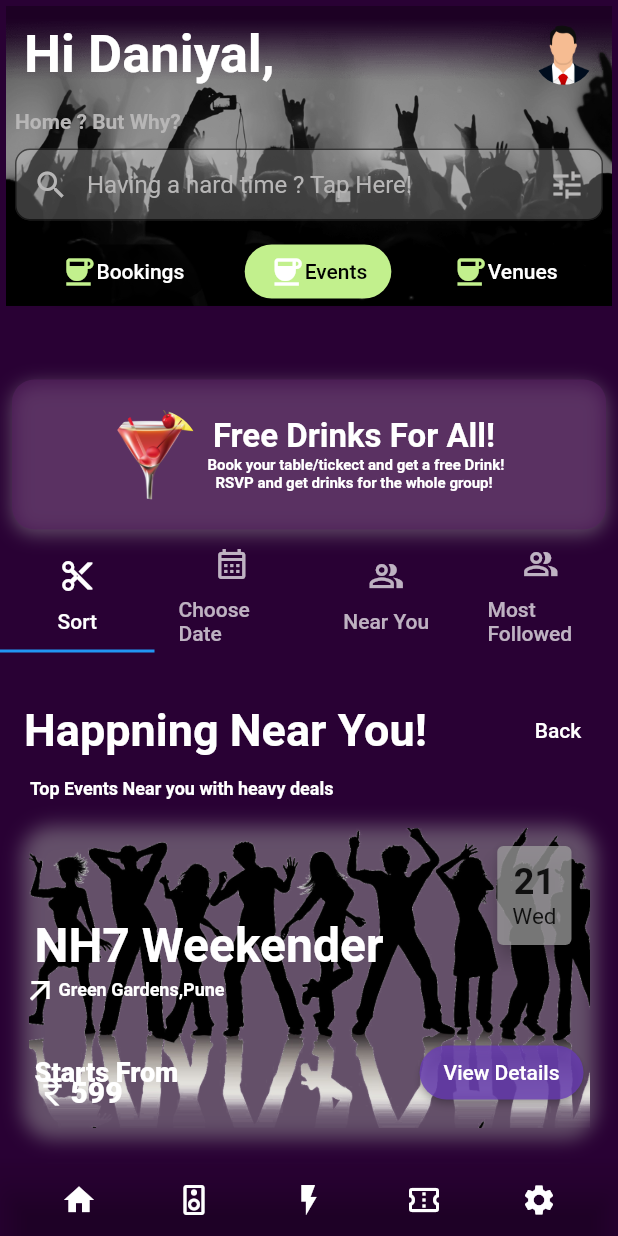
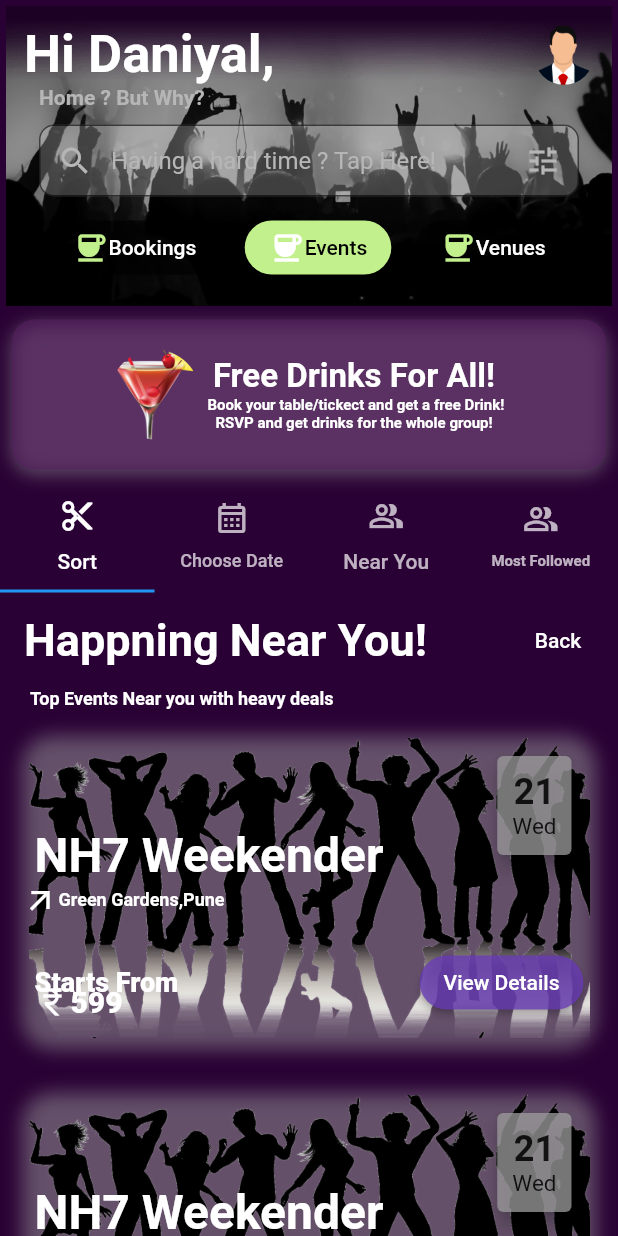
Before and after one commit to daniyalsyed1233/boozlo_, a Flutter app: the screen it shows after launch, after a tap on "Back", on a phone screen of 412 x 824 dp. Run offline on Flutter 3.47's test engine with Material 2 defaults, Android fonts, the phone set to English and light mode, and no system bars.

Commit message:
day3 completed

```diff
--- a/lib/hompage_widgets/profile_image.dart
+++ b/lib/hompage_widgets/profile_image.dart
@@ -33,6 +33,7 @@ class _ProfileImagesState extends State<ProfileImages> {
     return SingleChildScrollView(
       scrollDirection: Axis.horizontal,
       child: Row(
+        mainAxisAlignment: MainAxisAlignment.spaceBetween,
         children: List.generate(
           6,
           ((index) => Container(
--- a/lib/hompage_widgets/tab_button.dart
+++ b/lib/hompage_widgets/tab_button.dart
@@ -19,7 +19,10 @@ class _TabButtonState extends State<TabButton> {
               icon: Icon(Icons.cut_outlined),
             ),
             Tab(
-              child: Text("Choose Date"),
+              child: Text(
+                "Choose Date",
+                style: TextStyle(fontSize: 12),
+              ),
               icon: Icon(Icons.calendar_month_outlined),
             ),
             Tab(
@@ -27,7 +30,10 @@ class _TabButtonState extends State<TabButton> {
               icon: Icon(Icons.people_alt_outlined),
             ),
             Tab(
-              child: Text("Most Followed"),
+              child: Text(
+                "Most Followed",
+                style: TextStyle(fontSize: 10, fontWeight: FontWeight.bold),
+              ),
               icon: Icon(Icons.people_alt_outlined),
             ),
           ],
--- a/lib/pages/home_page.dart
+++ b/lib/pages/home_page.dart
@@ -17,8 +17,63 @@ class _HomePageState extends State<HomePage> {
   @override
   Widget build(BuildContext context) {
     return Scaffold(
-      bottomNavigationBar: BottomAppBar(
+      extendBodyBehindAppBar: true,
+      // bottomNavigationBar:
+      backgroundColor: Color.fromARGB(255, 41, 1, 52),
+      body: Center(
+        child: SingleChildScrollView(
+          child: Stack(
+            children: <Widget>[
+              Padding(
+                padding: const EdgeInsets.all(4.0),
+                child: Container(
+                  alignment: Alignment.topCenter,
+                  child: Image.asset(
+                    "assets/qq.png",
+                    height: 200,
+                    width: double.infinity,
+                    fit: BoxFit.cover,
+                    color: Colors.black.withOpacity(0.3),
+                    colorBlendMode: BlendMode.darken,
+                  ),
+                ),
+              ),
+              Container(
+                  // decoration: BoxDecoration(
+                  //     gradient: LinearGradient(colors: [
+                  //   Color.fromARGB(255, 62, 0, 72),
+                  //   Color.fromARGB(255, 76, 1, 77)
+                  // ])),
+                  alignment: Alignment.topCenter,
+                  child: const Column(
+                    children: [
+                      Card1(),
+                      Card2(),
+                      PartyDatesCard(),
+                      ArtistWidget(),
+                      ExclusiveEventWidget(),
+                      BottomBarWidget(),
+                    ],
+                  )),
+            ],
+          ),
+        ),
+      ),
+    );
+  }
+}
+
+class BottomBarWidget extends StatelessWidget {
+  const BottomBarWidget({
+    super.key,
+  });
+
+  @override
+  Widget build(BuildContext context) {
+    return BottomAppBar(
         color: Colors.transparent,
+        child: Padding(
+          padding: const EdgeInsets.symmetric(horizontal: 8.0),
           child: Row(
             mainAxisAlignment: MainAxisAlignment.spaceEvenly,
             children: [
@@ -53,38 +108,157 @@ class _HomePageState extends State<HomePage> {
                     color: Colors.white,
                   )),
             ],
+          ),
+        ));
+  }
+}
+
+class PartyDatesCard extends StatelessWidget {
+  const PartyDatesCard({
+    super.key,
+  });
+
+  @override
+  Widget build(BuildContext context) {
+    return Column(
+      children: [
+        PartyDates(),
+        PartyDates(),
+        PartyDates(),
+        PartyDates(),
+      ],
+    );
+  }
+}
+
+class ExclusiveEventWidget extends StatelessWidget {
+  const ExclusiveEventWidget({
+    super.key,
+  });
+
+  @override
+  Widget build(BuildContext context) {
+    return Column(
+      children: [
+        Padding(
+          padding: const EdgeInsets.all(8.0),
+          child: Container(
+            child: Row(
+              mainAxisAlignment: MainAxisAlignment.spaceBetween,
+              children: [
+                Text(
+                  "Exclusive Events",
+                  style: TextStyle(fontSize: 25, color: Colors.white),
+                ),
+                TextButton(
+                    onPressed: () {},
+                    child:
+                        Text("See All", style: TextStyle(color: Colors.white)))
+              ],
+            ),
+          ),
+        ),
+        ListCard()
+      ],
+    );
+  }
+}
+
+class ArtistWidget extends StatelessWidget {
+  const ArtistWidget({
+    super.key,
+  });
+
+  @override
+  Widget build(BuildContext context) {
+    return const SizedBox(
+      width: double.infinity,
+      child: Column(
+        crossAxisAlignment: CrossAxisAlignment.start,
+        children: [
+          Padding(
+            padding: EdgeInsets.only(left: 16.0),
+            child: Text("Sort By Artist",
+                style: TextStyle(
+                    color: Colors.white,
+                    fontWeight: FontWeight.bold,
+                    fontSize: 15.0)),
+          ),
+          ProfileImages(),
+        ],
+      ),
+    );
+  }
+}
+
+class Card2 extends StatelessWidget {
+  const Card2({
+    super.key,
+  });
+
+  @override
+  Widget build(BuildContext context) {
+    return Column(
+      children: [
+        //#2
+        DrinksCard(),
+        //3
+        TabButton(),
+        Padding(
+          padding: const EdgeInsets.all(8.0),
+          child: Container(
+            child: Row(
+              mainAxisAlignment: MainAxisAlignment.spaceBetween,
+              children: [
+                Padding(
+                  padding: const EdgeInsets.only(left: 8),
+                  child: Text("Happning Near You!",
+                      style: TextStyle(
+                          color: Colors.white,
+                          fontWeight: FontWeight.bold,
+                          fontSize: 30.0)),
+                ),
+                TextButton(
+                    onPressed: () {},
+                    child: Text(
+                      "Back",
+                      style: TextStyle(color: Colors.white),
                     )),
-      backgroundColor: Color.fromARGB(255, 41, 1, 52),
-      body: Center(
-        child: SingleChildScrollView(
-          child: Stack(
-            children: <Widget>[
-              Padding(
-                padding: const EdgeInsets.all(4.0),
-                child: Container(
-                  alignment: Alignment.topCenter,
-                  child: Image.asset(
-                    "assets/qq.png",
-                    height: 200,
-                    width: double.infinity,
-                    fit: BoxFit.cover,
-                    color: Colors.black.withOpacity(0.3),
-                    colorBlendMode: BlendMode.darken,
+              ],
             ),
           ),
         ),
         Container(
-                  // decoration: BoxDecoration(
-                  //     gradient: LinearGradient(colors: [
-                  //   Color.fromARGB(255, 62, 0, 72),
-                  //   Color.fromARGB(255, 76, 1, 77)
-                  // ])),
-                  alignment: Alignment.topCenter,
+          child: Row(
+            children: [
+              Padding(
+                padding: const EdgeInsets.only(left: 20.0),
+                child: Text("Top Events Near you with heavy deals ",
+                    style: TextStyle(
+                        color: Colors.white,
+                        fontWeight: FontWeight.bold,
+                        fontSize: 12.0)),
+              ),
+            ],
+          ),
+        ),
+      ],
+    );
+  }
+}
+
+class Card1 extends StatelessWidget {
+  const Card1({
+    super.key,
+  });
+
+  @override
+  Widget build(BuildContext context) {
+    return Padding(
+      padding: const EdgeInsets.all(16.0),
       child: Column(
         children: [
-                      Padding(
-                        padding: const EdgeInsets.all(16.0),
-                        child: Row(
+          Row(
             mainAxisAlignment: MainAxisAlignment.spaceBetween,
             children: [
               Text(
@@ -99,7 +273,6 @@ class _HomePageState extends State<HomePage> {
                 backgroundColor: Colors.transparent,
               ),
             ],
-                        ),
           ),
           Row(
             mainAxisAlignment: MainAxisAlignment.start,
@@ -130,122 +303,16 @@ class _HomePageState extends State<HomePage> {
                 ),
                 hintText: 'Having a hard time ? Tap Here! ',
                 contentPadding: EdgeInsets.all(0),
-                            hintStyle: TextStyle(
-                                color:
-                                    const Color.fromARGB(255, 183, 182, 182)),
+                hintStyle:
+                    TextStyle(color: const Color.fromARGB(255, 183, 182, 182)),
                 filled: true,
                 fillColor: Color.fromARGB(58, 255, 255, 255),
                 border: OutlineInputBorder(
                   borderRadius: BorderRadius.circular(10.0),
                 ),
               ))),
-
-                      // # Buttons
           ChipButton(),
-
-                      SizedBox(
-                        height: 40,
-                      ),
-
-                      //#2
-                      DrinksCard(),
-                      //3
-                      TabButton(),
-
-                      SizedBox(height: 20),
-                      Padding(
-                        padding: const EdgeInsets.all(8.0),
-                        child: Container(
-                          child: Row(
-                            mainAxisAlignment: MainAxisAlignment.spaceBetween,
-                            children: [
-                              Padding(
-                                padding: const EdgeInsets.only(left: 8),
-                                child: Text("Happning Near You!",
-                                    style: TextStyle(
-                                        color: Colors.white,
-                                        fontWeight: FontWeight.bold,
-                                        fontSize: 30.0)),
-                              ),
-                              TextButton(
-                                  onPressed: () {},
-                                  child: Text(
-                                    "Back",
-                                    style: TextStyle(color: Colors.white),
-                                  )),
         ],
-                          ),
-                        ),
-                      ),
-                      Container(
-                        child: Row(
-                          children: [
-                            Padding(
-                              padding: const EdgeInsets.only(left: 20.0),
-                              child: Text(
-                                  "Top Events Near you with heavy deals ",
-                                  style: TextStyle(
-                                      color: Colors.white,
-                                      fontWeight: FontWeight.bold,
-                                      fontSize: 12.0)),
-                            ),
-                          ],
-                        ),
-                      ),
-                      //##
-                      // ListView.builder(
-                      //   itemBuilder: (context, index) {
-                      //     return PartyDates();
-                      //   },
-                      //   itemCount: 4,
-                      // ),
-                      PartyDates(),
-
-                      PartyDates(),
-
-                      PartyDates(),
-
-                      PartyDates(),
-                      Padding(
-                        padding: const EdgeInsets.only(left: 16.0),
-                        child: Container(
-                          child: Row(
-                            children: [
-                              Text("Sort By Artist",
-                                  style: TextStyle(
-                                      color: Colors.white,
-                                      fontWeight: FontWeight.bold,
-                                      fontSize: 15.0)),
-                            ],
-                          ),
-                        ),
-                      ),
-                      ProfileImages(),
-                      Padding(
-                        padding: const EdgeInsets.all(8.0),
-                        child: Container(
-                          child: Row(
-                            mainAxisAlignment: MainAxisAlignment.spaceBetween,
-                            children: [
-                              Text(
-                                "Exclusive Events",
-                                style: TextStyle(
-                                    fontSize: 25, color: Colors.white),
-                              ),
-                              TextButton(
-                                  onPressed: () {},
-                                  child: Text("See All",
-                                      style: TextStyle(color: Colors.white)))
-                            ],
-                          ),
-                        ),
-                      ),
-                      ListCard()
-                    ],
-                  )),
-            ],
-          ),
-        ),
       ),
     );
   }
```
Lines whose indentation alone changed are shown as unchanged.
